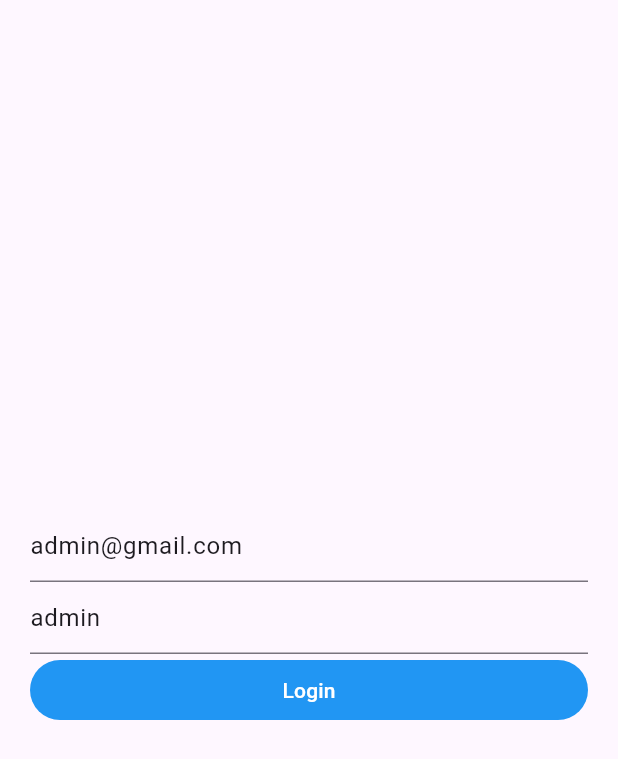
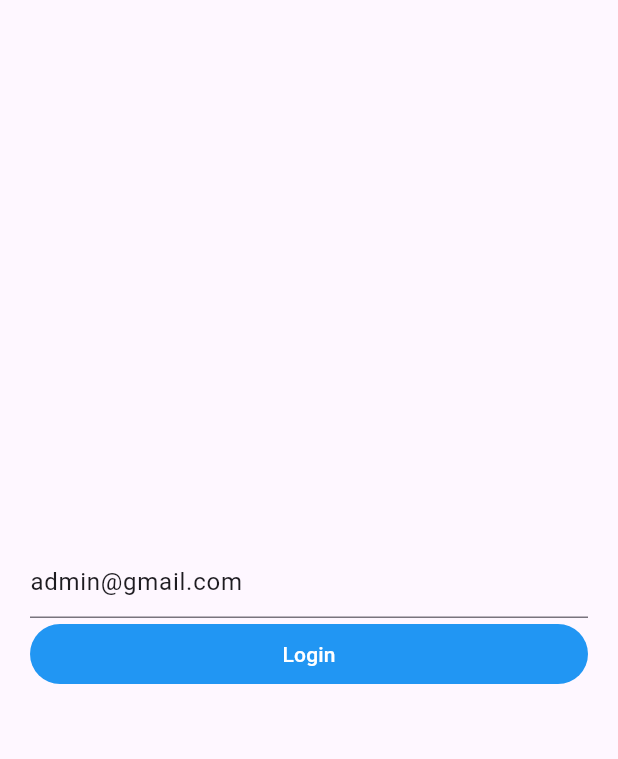
Before and after one commit to dhivyasreekr/beatz_wave, a Flutter app: the screen it shows after launch, in the side drawer, after a tap on "Login", on a phone screen of 412 x 824 dp. Shown: the top 759 px of the screen. Run offline on Flutter 3.47's test engine with Material 3 defaults, Android fonts, the phone set to English and light mode, and no system bars; our stand-ins replace audioplayers, device_info_plus, dio, flutter_secure_storage; accounts and stored records are empty.

Commit message:
Update LoginScreen.dart

```diff
--- a/lib/screens/auth/LoginScreen.dart
+++ b/lib/screens/auth/LoginScreen.dart
@@ -1,17 +1,18 @@
 import 'dart:io';
-import 'package:device_info_plus/device_info_plus.dart';
+
 import 'package:flutter/material.dart';
 import 'package:provider/provider.dart';
 
+
+import 'package:device_info_plus/device_info_plus.dart';
+
 import '../../services/Auth.dart';
-
-
-
 
 class LoginScreen extends StatefulWidget {
 
   final String title;
-  const LoginScreen({super.key,required this.title});
+
+  const LoginScreen({super.key, required this.title});
 
   @override
   State<LoginScreen> createState() => _LoginScreenState();
@@ -19,10 +20,10 @@ class LoginScreen extends StatefulWidget {
 
 class _LoginScreenState extends State<LoginScreen> {
 
-  TextEditingController _emailController =TextEditingController();
-  TextEditingController _passwordController =TextEditingController();
+  TextEditingController _emailController = TextEditingController();
+  TextEditingController _passwordController = TextEditingController();
 
-  final _formKey =GlobalKey<FormState>();
+  final _formKey = GlobalKey<FormState>();
 
   // Get Device Info
   DeviceInfoPlugin deviceInfo = DeviceInfoPlugin();
@@ -36,35 +37,34 @@ class _LoginScreenState extends State<LoginScreen> {
       {
         AndroidDeviceInfo androidInfo = await deviceInfo.androidInfo;
 
-        //e.g. "Moto e7 power"
-        _deviceName =androidInfo.model;
+        // e.g "Moto G (4)"
+        _deviceName = androidInfo.model;
+
       }
       else if(Platform.isIOS)
       {
-        IosDeviceInfo iosInfo =await deviceInfo.iosInfo;
+        IosDeviceInfo iosInfo = await deviceInfo.iosInfo;
 
-        // e.g."ipod7,1"
-        _deviceName =iosInfo.utsname.machine;
+        // e.g. "iPod7,1"
+        _deviceName = iosInfo.utsname.machine;
       }
     }
-    catch (e) {
+    catch(e) {
 
     }
   }
 
   @override
   void initState() {
+    // Initial Data
+    _emailController.text = "admin@gmail.com";
+    _passwordController.text = "admin";
 
-    //Intial Data
-    _emailController.text ="admin@gmail.com";
-    _passwordController.text ="admin";
     getDeviceName();
-
     super.initState();
   }
-
   @override
-  void dispose(){
+  void dispose() {
 
     _emailController.dispose();
     _passwordController.dispose();
@@ -78,24 +78,21 @@ class _LoginScreenState extends State<LoginScreen> {
       body: Padding(
         padding: const EdgeInsets.all(20.0),
         child: Form(
-          key:_formKey,
-          child:Column(
+          key: _formKey,
+          child: Column(
             mainAxisAlignment: MainAxisAlignment.center,
             children: [
               TextFormField(
-                  controller:_emailController,
-                  validator: (value) => value!.isEmpty ? 'please enter valid email' :null
-              ),
-              TextFormField(
-                  controller: _passwordController,
-                  validator: (value) => value!.isEmpty ? 'please enter password' : null
+                  controller: _emailController,
+                  validator: (value) => value!.isEmpty?'please enter password':null
               ),
               TextButton(
-                onPressed: () {
+                onPressed: (){
+
                   Map creds = {
-                    'email' :_emailController.text,
-                    'password' : _passwordController.text,
-                    'device_name' : _deviceName ?? 'unknown'
+                    'email' : _emailController.text,
+                    'password': _passwordController.text,
+                    'device_name': _deviceName?? 'unknown'
                   };
 
                   if(_formKey.currentState!.validate())
@@ -103,9 +100,7 @@ class _LoginScreenState extends State<LoginScreen> {
                     print('ok');
                     print(_emailController.text);
                     print(_passwordController.text);
-
                     Provider.of<Auth>(context, listen: false).login(creds: creds);
-
                     Navigator.pop(context);
                   }
                 },
```
